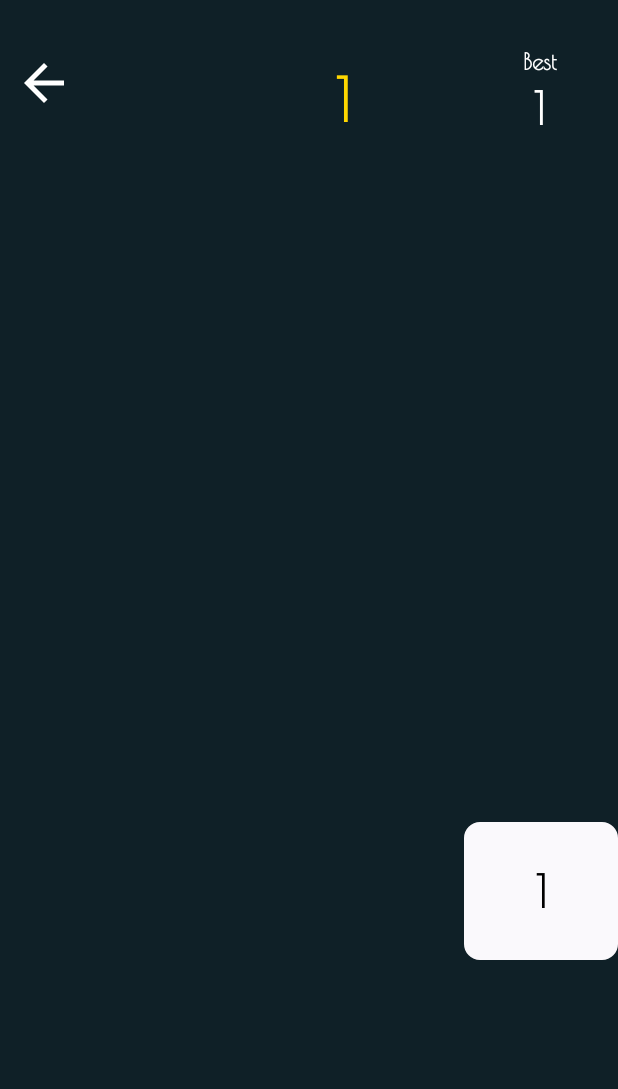
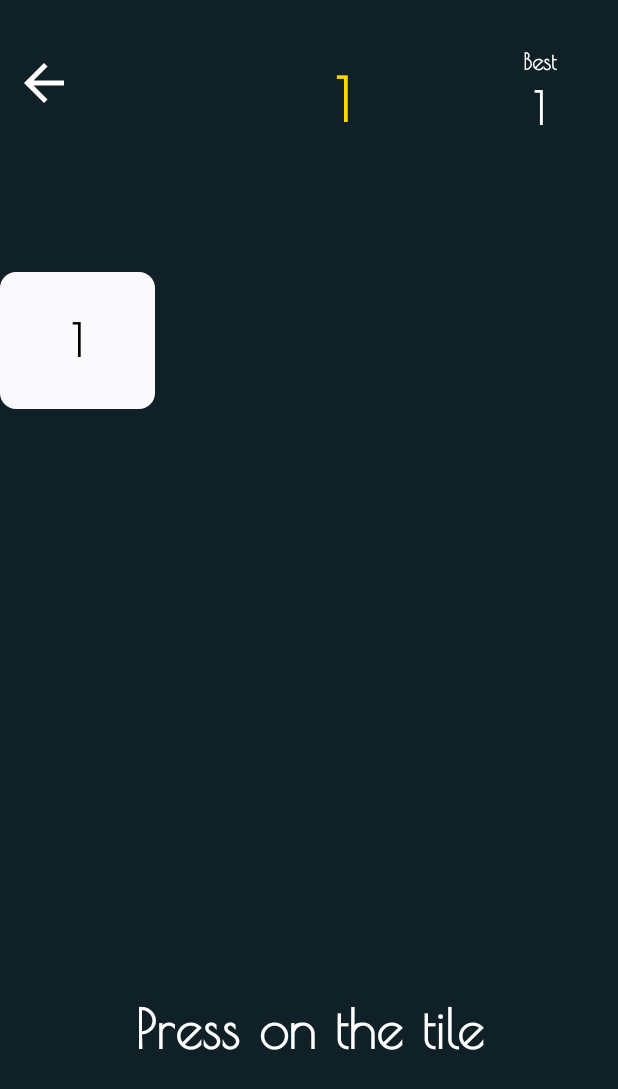
Before and after one commit to yuvalta/Count, an Android app: the fragment InfinityModeFragment placed in its activity, on a phone screen of 412 x 824 dp. Shown: the top 1089 px of the screen. Run offline under Robolectric (Android 15) with nearby library versions, the phone set to English and light mode, and no system bars; our stand-ins replace AdMob; libraries missing offline, so code that uses them is left out: com.github.jinatonic.confetti; 5 statements that could not run were skipped.

Commit message:
added game explains

```diff
--- a/app/src/main/java/com/example/one2ten/DifficultyOfGame.java
+++ b/app/src/main/java/com/example/one2ten/DifficultyOfGame.java
@@ -39,7 +39,7 @@ public class DifficultyOfGame {
 //    private int LEVEL_19 = 500;
 //    private int LEVEL_20 = 500;
 
-    private int PROB_1 = 10;
+    private int PROB_1 = 0;
     private int PROB_2 = 40;
     private int PROB_3 = 50;
     private int PROB_4 = 60;
--- a/app/src/main/java/com/example/one2ten/GameOverDialog.java
+++ b/app/src/main/java/com/example/one2ten/GameOverDialog.java
@@ -170,8 +170,6 @@ public class GameOverDialog extends Dialog {
                     stopWatchModeFragment.winGame(false);
                 }
                 highScoreMessage.setVisibility(View.INVISIBLE);
-                resumeButton.setLayoutParams(new LinearLayout.LayoutParams(LinearLayout.LayoutParams.MATCH_PARENT,
-                        LinearLayout.LayoutParams.WRAP_CONTENT)); // set the text width and height from (match_parent,0) to (match_parent,wrap_content)
                 dismiss();
             }
         });
--- a/app/src/main/res/layout/after_game_summary_dialog_layout.xml
+++ b/app/src/main/res/layout/after_game_summary_dialog_layout.xml
@@ -88,6 +88,7 @@
         android:layout_width="match_parent"
         android:layout_height="wrap_content"
         android:layout_marginHorizontal="20dp"
+        android:layout_margin="20dp"
         android:layout_gravity="center"
         android:layout_marginTop="10dp"
         android:orientation="vertical">
@@ -98,7 +99,7 @@
             android:layout_width="match_parent"
             android:layout_height="wrap_content"
             android:layout_gravity="center"
-            android:layout_margin="10dp"
+            android:layout_margin="30px"
             android:background="@drawable/start_button_style"
             android:backgroundTint="@color/menuYellow"
             android:clickable="true"
@@ -128,7 +129,7 @@
             android:layout_width="match_parent"
             android:layout_height="wrap_content"
             android:layout_gravity="center"
-            android:layout_margin="10dp"
+            android:layout_margin="30px"
             android:background="@drawable/start_button_style"
             android:backgroundTint="@color/menuYellow"
             android:clickable="true"
--- a/app/src/main/res/layout/fragment_infinity_mode.xml
+++ b/app/src/main/res/layout/fragment_infinity_mode.xml
@@ -310,6 +310,7 @@
                 android:textColor="@color/black"
                 android:textStyle="bold" />
 
+
             <TextView
                 android:layout_height="0dp"
                 android:layout_width="0dp"
@@ -441,6 +442,23 @@
                 android:textStyle="bold" />
 
             <TextView
+                android:id="@+id/game_explain"
+                android:layout_width="0dp"
+                android:layout_height="0dp"
+                android:text="@string/game_explain_hit_tile"
+                android:textSize="36dp"
+                android:fontFamily="@font/poiret"
+                android:textStyle="bold"
+                android:layout_row="6"
+                android:layout_rowWeight="1"
+                android:layout_column="0"
+                android:layout_columnWeight="1"
+                android:layout_columnSpan="4"
+                android:layout_rowSpan="1"
+                android:gravity="center"
+                android:textColor="@color/white" />
+
+            <TextView
                 android:layout_height="0dp"
                 android:layout_width="0dp"
                 android:padding="-5dp"
--- a/app/src/main/res/values/strings.xml
+++ b/app/src/main/res/values/strings.xml
@@ -16,4 +16,7 @@
     <string name="resume_button">Resume</string>
     <string name="return_to_menu">Main Menu</string>
     <string name="new_high_score">New High Score</string>
+    <string name="game_explain_hit_tile">Press on the tile</string>
+    <string name="game_explain_asc">Hit the tiles on ascending order</string>
+    <string name="game_explain_dont_confuse">Stay focus! Some tiles will confuse you!</string>
 </resources>
```
Also changed, not shown: app/src/main/java/com/example/one2ten/InfinityModeFragment.java (+42 -6 lines), app/src/main/res/layout/fragment_main_menu.xml (+11 -11 lines).
